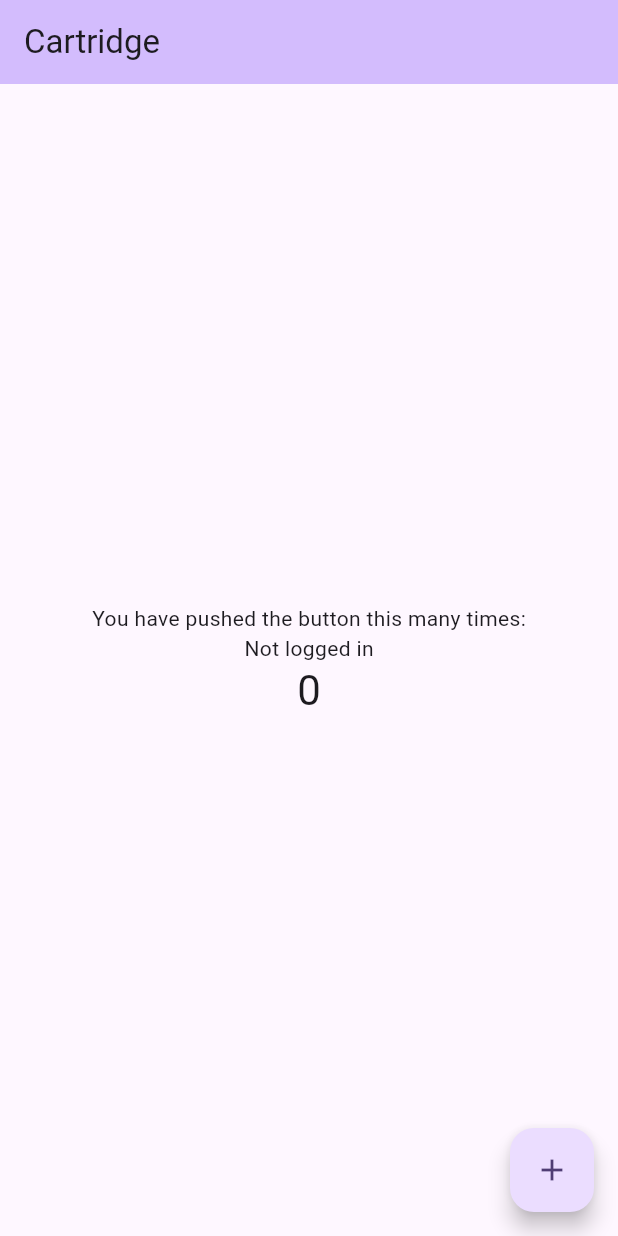
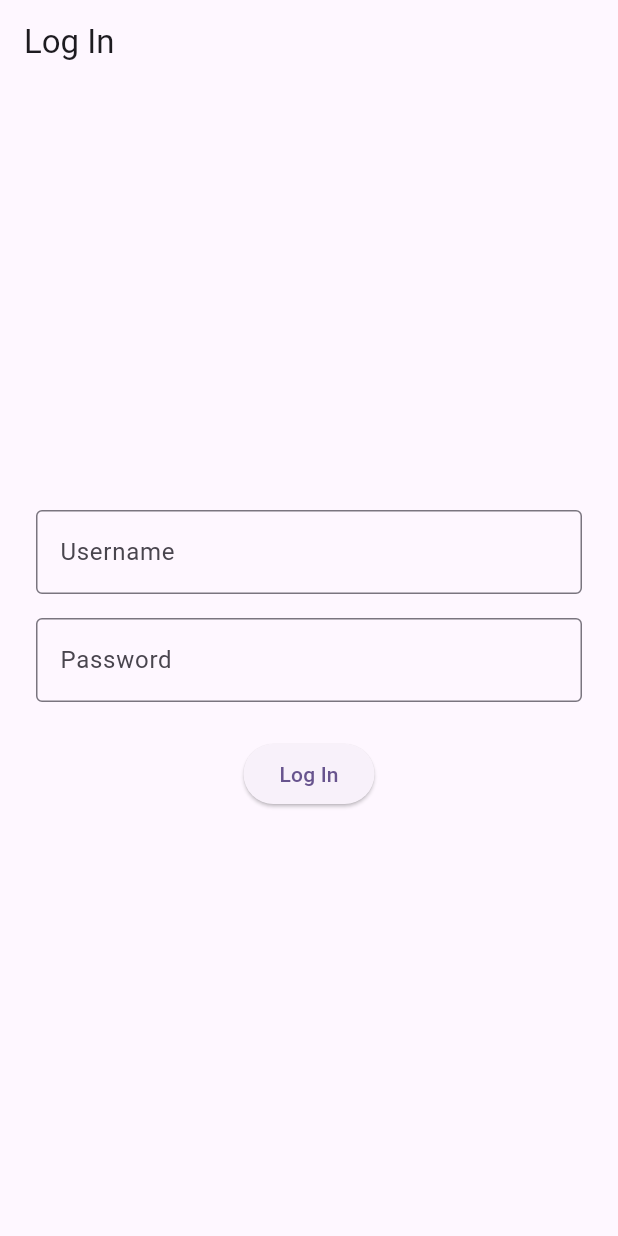
Before and after one commit to Ayloonah/POOSD-Cartridge, a Flutter app: the screen it shows after launch, on a phone screen of 412 x 824 dp. Run offline on Flutter 3.47's test engine with Material 3 defaults, Android fonts, the phone set to English and light mode, and no system bars; our stand-ins replace shared_preferences.

Commit message:
mobile: Add login screen

```diff
--- a/mobile/lib/main.dart
+++ b/mobile/lib/main.dart
@@ -1,6 +1,7 @@
 import 'package:flutter/material.dart';
 import 'package:provider/provider.dart';
 import 'services/auth_state.dart';
+import 'screens/login_screen.dart';
 
 void main() {
   runApp(
@@ -34,7 +35,8 @@ class _MyAppState extends State<MyApp> {
         colorScheme: ColorScheme.fromSeed(seedColor: Colors.deepPurple),
         useMaterial3: true,
       ),
-      home: const MyHomePage(title: 'Cartridge'),
+        // home: const MyHomePage(title: 'Cartridge'),
+        home: const LoginScreen(), // for testing, replace with page you're trying to test
     );
   }
 }
--- /dev/null
+++ b/mobile/lib/screens/login_screen.dart
@@ -0,0 +1,129 @@
+import 'package:flutter/material.dart';
+import 'package:provider/provider.dart';
+import 'dart:convert';
+import '../services/api_service.dart';
+import '../services/auth_state.dart';
+
+class LoginScreen extends StatefulWidget {
+  const LoginScreen({super.key});
+
+  @override
+  State<LoginScreen> createState() => _LoginScreenState();
+}
+
+class _LoginScreenState extends State<LoginScreen> {
+  // Reads user input and manages it
+  final _usernameController = TextEditingController();
+  final _passwordController = TextEditingController();
+
+  // Called automatically when screen is destroyed
+  @override
+  void dispose() {
+    // Release resources used by controllers
+    _usernameController.dispose();
+    _passwordController.dispose();
+    // Do what dispose() usually does as well
+    super.dispose();
+  }
+
+  bool _isLoading = false;
+  String? _errorMessage;
+
+  // Login logic, API interaction
+  Future<void> _handleLogin() async {
+    setState(() {
+      _isLoading = true;
+      _errorMessage = null;
+    });
+
+    try {
+      final apiService = ApiService();
+      final response = await apiService.post('/login', {
+        'username': _usernameController.text,
+        'password': _passwordController.text,
+      });
+
+      // If widget no longer on screen, leave
+      if (!mounted) return;
+
+      // If response from API is good
+      if (response.statusCode ==  200) {
+        final data = jsonDecode(response.body);
+        final authState = Provider.of<AuthState>(
+          context,
+          listen: false
+        );
+        await authState.login(
+          data['token'],
+          data['userId'].toString(),
+          data['username']
+        );
+      } else {
+        setState(() {
+          _errorMessage = 'Invalid username or password';
+        });
+      }
+    } catch (e) {
+      setState(() {
+        _errorMessage = 'Something went wrong. Please try again.';
+      });
+    } finally {
+      // If widget no longer on screen, skip this
+      if (mounted) {
+        setState(() {
+          _isLoading = false;
+        });
+      }
+    }
+  }
+
+  // Screen contents
+  @override
+  Widget build(BuildContext context) {
+    return Scaffold(
+      appBar: AppBar(title: const Text('Log In')),
+      // Login form
+      body: Padding(
+        padding: const EdgeInsets.all(24.0),
+        child: Column(
+          mainAxisAlignment: MainAxisAlignment.center,
+          children: [
+            TextField(
+              controller: _usernameController,
+              decoration: const InputDecoration(
+                labelText: 'Username',
+                border: OutlineInputBorder()
+              ),
+            ),
+            const SizedBox(height: 16),
+            TextField(
+              controller: _passwordController,
+              obscureText: true,
+              decoration: const InputDecoration(
+                labelText: 'Password',
+                border: OutlineInputBorder()
+              ),
+            ),
+            const SizedBox(height: 16),
+            if (_errorMessage != null)
+              Text(
+                _errorMessage!,
+                style: const TextStyle(color: Colors.red),
+              ),
+            const SizedBox(height: 8),
+            ElevatedButton(
+              onPressed: _isLoading ? null : _handleLogin,
+              child: _isLoading
+                  ? const SizedBox(
+                      height: 20,
+                      width: 20,
+                      child: CircularProgressIndicator(strokeWidth: 2),
+                    )
+                  : const Text('Log In'),
+            ),
+          ],
+        ),
+      )
+    );
+  }
+}
```
Also changed, not shown: 1 other file.
